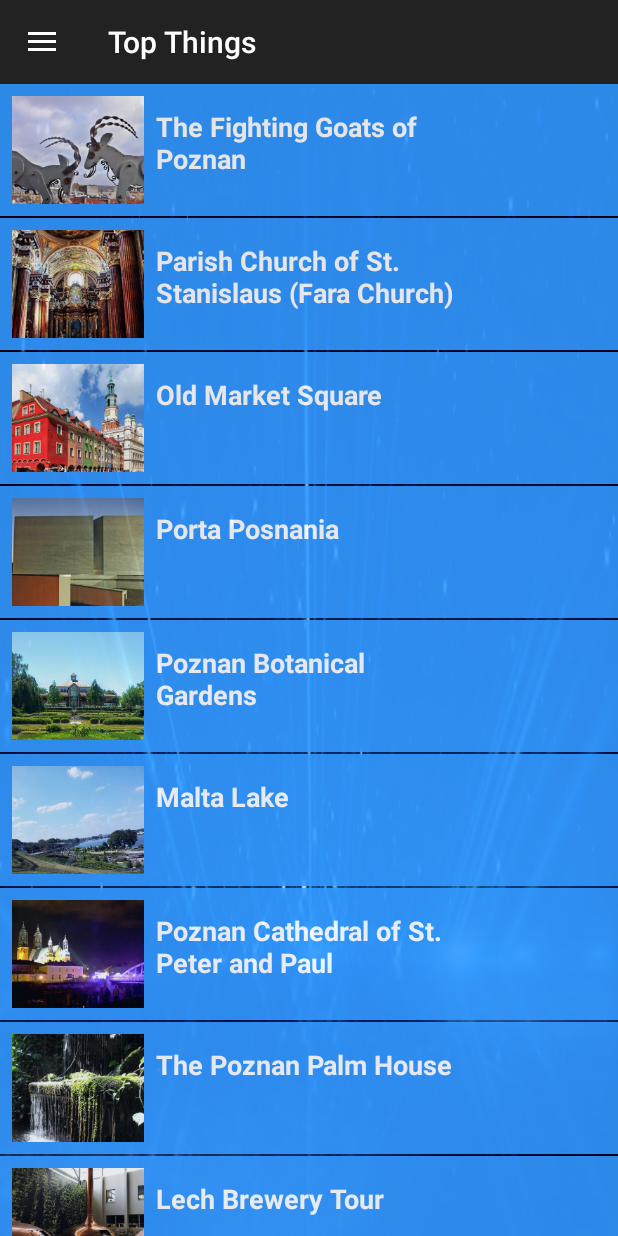
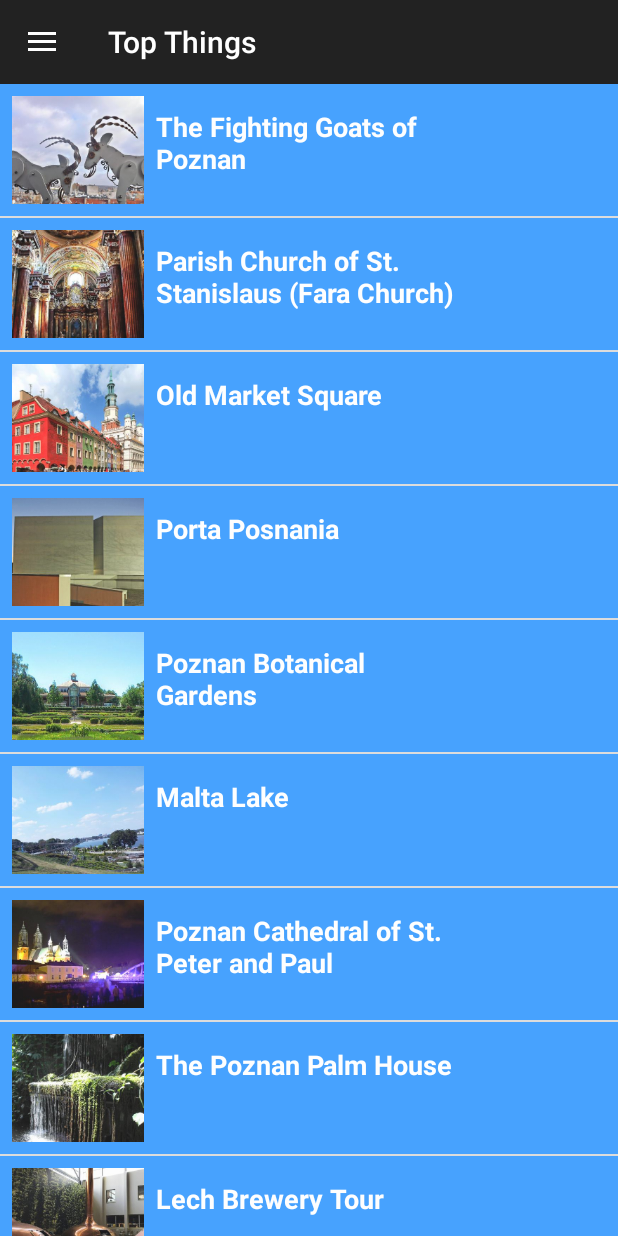
Before and after one commit to StitchB/TourGuideApp_Poznan, an Android app: the screen it shows after launch (MainActivity), on a phone screen of 412 x 824 dp. Run offline under Robolectric (Android 15) with nearby library versions, the light colour scheme and no system bars.

Commit message:
Remove background + improve one of the strings

```diff
--- a/app/src/main/res/layout/activity_main.xml
+++ b/app/src/main/res/layout/activity_main.xml
@@ -10,7 +10,6 @@
         android:layout_width="wrap_content"
         android:layout_height="match_parent"
         android:scaleType="fitCenter"
-        android:background="@drawable/bg"
         android:orientation="vertical">
 
         <!-- The ActionBar displayed at the top -->
--- a/app/src/main/res/values/strings.xml
+++ b/app/src/main/res/values/strings.xml
@@ -60,7 +60,7 @@
     <string name="top_things_description_fighting_goats">A midday walk through the colorful market square of Poznan in western Poland means vibrantly painted buildings, bustling cafes, food stalls and vendors—and throngs of locals and tourists jostling for the best spot to watch an over 465-year-old fight. It just happens to be between a couple of mechanical goats (which first battled it out in the year 1551).</string>
 
     <string name="top_things_name_lech_brewery_tour">Lech Brewery Tour</string>
-    <string name="top_things_description_lech_brewery_tour">The brewing tradition in Poznan and the Wielkopolska Region encompasses a number of interesting themes, industrial architecture monuments, ingenuity, and hard work of the brewers. Only true beer enthusiasts know the details of this history and for them even the smallest souvenirs from the old breweries are worth their weight in gold. They all contributed to the creation of the “Kronika Browarow Wielkopolskich 1985 – 1995” (Wielkopolska Breweries Chronicle 1895-1995) exhibition, which presents an extensive collection of beer ads and photos of breweries and beer houses from Poznan, as well as unique documents and anecdotes. For Lech Browary Wielkopolski, the heir to the tradition of the Browar Kobylepole and the Hugger Brewery, this history is extremely important also on account of the people who created it. The legacy of the Hugger Brewery, which was brewing beer at Półwiejska Street until 1980, is being continued in the present brewery located at Szwajcarska 11. The same experts who were working there joined our brewery in 1980s and 1990s and contributed to the production the iconic Lech beer in 1982. Nowadays they give tours to the visitors, sharing their passion and knowledge about beer.</string>
+    <string name="top_things_description_lech_brewery_tour">The brewing tradition in Poznan and the Wielkopolska Region encompasses a number of interesting themes, industrial architecture monuments, ingenuity, and hard work of the brewers. Only true beer enthusiasts know the details of this history and for them even the smallest souvenirs from the old breweries are worth their weight in gold. They all contributed to the creation of the "Kronika Browarow Wielkopolskich 1985 – 1995" (Wielkopolska Breweries Chronicle 1895-1995) exhibition, which presents an extensive collection of beer ads and photos of breweries and beer houses from Poznan, as well as unique documents and anecdotes. For Lech Browary Wielkopolski, the heir to the tradition of the Browar Kobylepole and the Hugger Brewery, this history is extremely important also on account of the people who created it. The legacy of the Hugger Brewery, which was brewing beer at Półwiejska Street until 1980, is being continued in the present brewery located at Szwajcarska 11. The same experts who were working there joined our brewery in 1980s and 1990s and contributed to the production the iconic Lech beer in 1982. Nowadays they give tours to the visitors, sharing their passion and knowledge about beer.</string>
 
     <string name="top_things_name_maltese_thermas">Maltese Thermas</string>
     <string name="top_things_description_maltese_thermas">The most modern and largest water sports and recreational complex in Poland, located on the bank of the Malta Lake, in the heart of Poznan. On the area of 6,000 m2, there are 18 sports and recreational swimming pools of a total water surface of 5000 m2. 14 rooms on the area of 1000 m2 create the World of Saunas. A professional spa with 17 treatment rooms on the area of 750 m2 is the best spa in Poland.</string>
```
Also changed, not shown: app/src/main/res/drawable-hdpi/bg.jpg (deleted), app/src/main/res/drawable-mdpi/bg.jpg (deleted), app/src/main/res/drawable-xhdpi/bg.jpg (deleted), app/src/main/res/drawable-xxhdpi/bg.jpg (deleted), app/src/main/res/drawable-xxxhdpi/bg.jpg (deleted).
